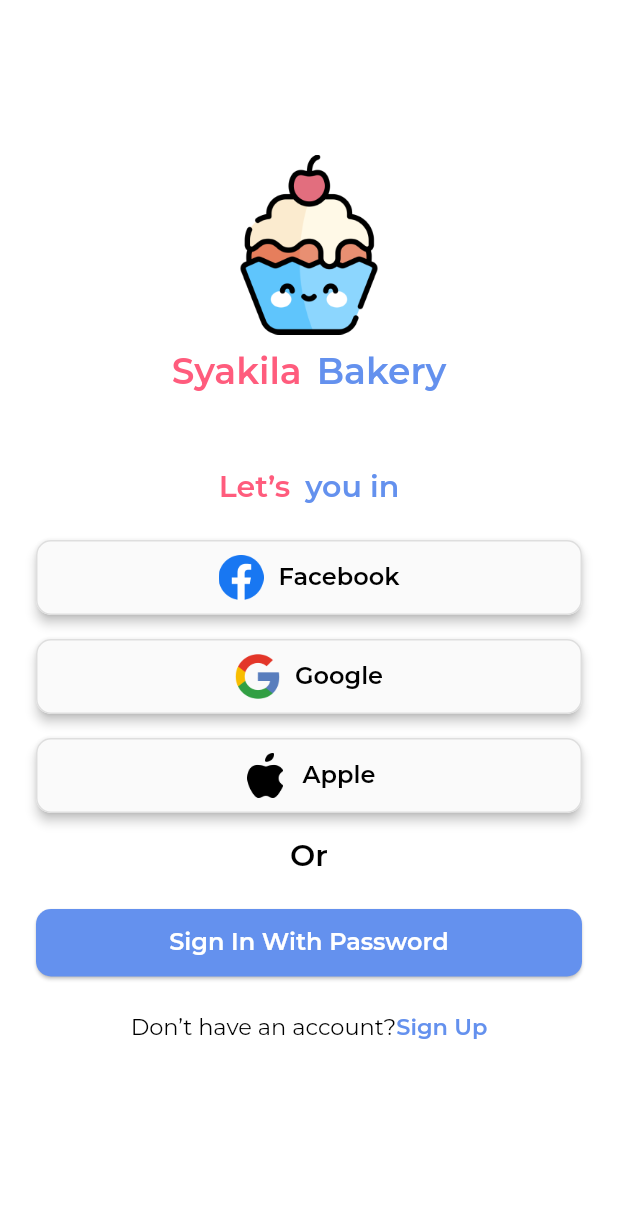
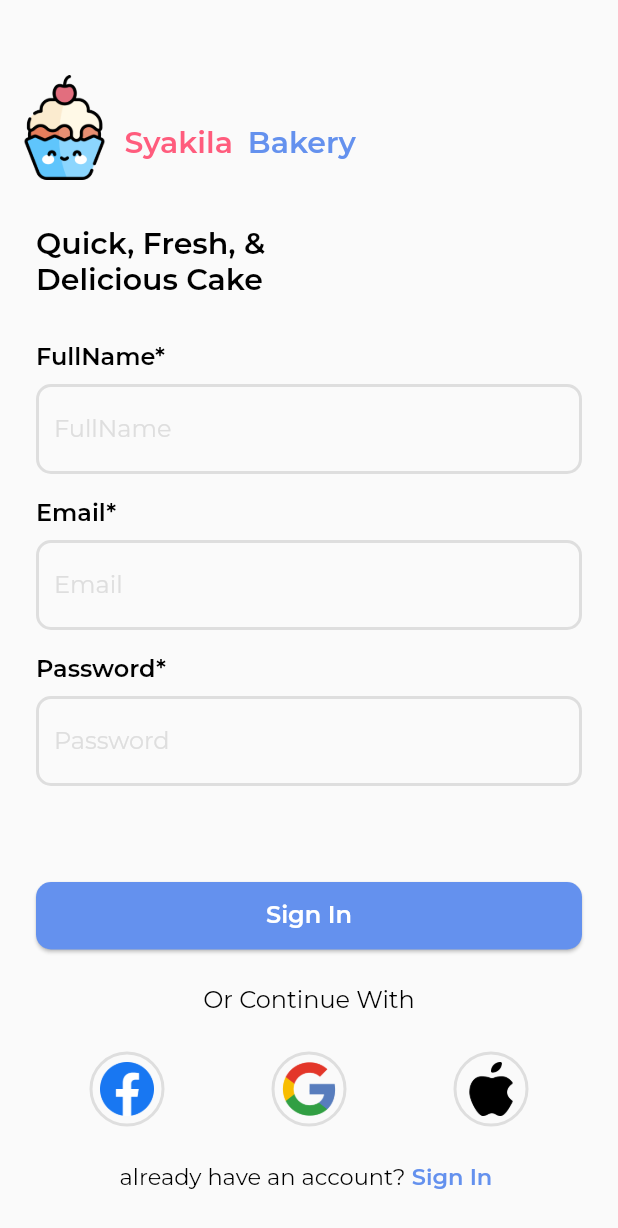
Before and after one commit to farabie/flutter_eve_Muhammad_Farabie, a Flutter app: the screen it shows after launch, after a tap on "Sign Up", on a phone screen of 412 x 824 dp. Shown: the top 1228 px of the screen. Run offline on Flutter 3.47's test engine with Material 2 defaults, Android fonts, the light colour scheme and no system bars; our stand-ins replace google_fonts.

Commit message:
Sign In + Login Sosmed + Sign Up UI

```diff
--- a/lib/shared/theme.dart
+++ b/lib/shared/theme.dart
@@ -6,6 +6,7 @@ Color mainColor = const Color(0xff6491EE);
 Color backgroundColor = const Color(0xffD4E3F7);
 Color blackColor = const Color(0xff000000);
 Color whiteColor = const Color(0xffFFFFFF);
+Color greyColor = const Color(0xffDEDEDE);
 Color accentColor1 = const Color(0xffFF5C7D);
 Color accentColor2 = const Color(0xffDEDEDE);
 
@@ -17,3 +18,7 @@ TextStyle blueTextFont = GoogleFonts.montserrat()
     .copyWith(color: mainColor, fontWeight: FontWeight.w600);
 TextStyle redTextFont = GoogleFonts.montserrat()
     .copyWith(color: accentColor1, fontWeight: FontWeight.w600);
+TextStyle greyTextFont = GoogleFonts.montserrat().copyWith(
+  color: greyColor,
+  fontWeight: FontWeight.w400,
+);
--- a/lib/ui/pages/login_sosmed_page.dart
+++ b/lib/ui/pages/login_sosmed_page.dart
@@ -119,7 +119,14 @@ class LoginSosmedPage extends StatelessWidget {
                           fontSize: 15, fontWeight: FontWeight.w400),
                     ),
                     GestureDetector(
-                      onTap: () {},
+                      onTap: () {
+                        Navigator.push(
+                          context,
+                          MaterialPageRoute(
+                            builder: (context) => const SignUpPage(),
+                          ),
+                        );
+                      },
                       child: Text(
                         "Sign Up",
                         style: blueTextFont.copyWith(
--- a/lib/ui/pages/pages.dart
+++ b/lib/ui/pages/pages.dart
@@ -5,3 +5,5 @@ import 'package:syakila_bakery_application/ui/widgets/widgets.dart';
 
 part 'splash_page.dart';
 part 'login_sosmed_page.dart';
+part 'sign_up_page.dart';
+part 'sign_in_page.dart';
--- /dev/null
+++ b/lib/ui/pages/sign_up_page.dart
@@ -0,0 +1,178 @@
+part of 'pages.dart';
+
+class SignUpPage extends StatelessWidget {
+  const SignUpPage({super.key});
+
+  @override
+  Widget build(BuildContext context) {
+    TextEditingController emailController = TextEditingController();
+    TextEditingController fullNameController = TextEditingController();
+    TextEditingController passwordController = TextEditingController();
+    return Scaffold(
+      body: SafeArea(
+        child: ListView(
+          scrollDirection: Axis.vertical,
+          children: <Widget>[
+            Column(
+              mainAxisAlignment: MainAxisAlignment.start,
+              crossAxisAlignment: CrossAxisAlignment.start,
+              children: [
+                Padding(
+                  padding: const EdgeInsets.only(
+                    top: 50,
+                    left: 8,
+                  ),
+                  child: SizedBox(
+                    height: 70,
+                    child: Row(
+                      mainAxisAlignment: MainAxisAlignment.start,
+                      children: <Widget>[
+                        Image.asset("assets/logo.png"),
+                        const SizedBox(
+                          width: 5,
+                        ),
+                        Padding(
+                          padding: const EdgeInsets.only(top: 20),
+                          child: Row(
+                            mainAxisAlignment: MainAxisAlignment.start,
+                            crossAxisAlignment: CrossAxisAlignment.start,
+                            children: <Widget>[
+                              Text(
+                                "Syakila",
+                                style: redTextFont.copyWith(
+                                  fontSize: 20,
+                                ),
+                              ),
+                              const SizedBox(
+                                width: 10,
+                              ),
+                              Text(
+                                "Bakery",
+                                style: blueTextFont.copyWith(
+                                  fontSize: 20,
+                                ),
+                              ),
+                            ],
+                          ),
+                        ),
+                      ],
+                    ),
+                  ),
+                ),
+                Padding(
+                  padding: const EdgeInsets.only(
+                    left: defaultMargin,
+                    right: defaultMargin,
+                    top: 30,
+                  ),
+                  child: Column(
+                    crossAxisAlignment: CrossAxisAlignment.start,
+                    mainAxisAlignment: MainAxisAlignment.start,
+                    children: <Widget>[
+                      Text(
+                        "Quick, Fresh, &\nDelicious Cake ",
+                        style: blackTextFont.copyWith(
+                          fontSize: 20,
+                        ),
+                      ),
+                      const SizedBox(
+                        height: 30,
+                      ),
+                      CustomTextField(
+                        nameTextField: "FullName*",
+                        hintText: "FullName",
+                        controller: fullNameController,
+                        isPassword: false,
+                      ),
+                      const SizedBox(
+                        height: 16,
+                      ),
+                      CustomTextField(
+                        nameTextField: "Email*",
+                        hintText: "Email",
+                        controller: emailController,
+                        isPassword: false,
+                      ),
+                      const SizedBox(
+                        height: 16,
+                      ),
+                      CustomTextField(
+                        nameTextField: "Password*",
+                        hintText: "Password",
+                        controller: passwordController,
+                        isPassword: true,
+                      ),
+                      const SizedBox(
+                        height: 64,
+                      ),
+                      CustomButton(nameButton: "Sign In", onTap: () {}),
+                      const SizedBox(
+                        height: defaultMargin,
+                      ),
+                      Center(
+                        child: Text(
+                          "Or Continue With",
+                          style: blackTextFont.copyWith(
+                            fontSize: 16,
+                            fontWeight: FontWeight.w400,
+                          ),
+                        ),
+                      ),
+                      const SizedBox(
+                        height: defaultMargin,
+                      ),
+                      Row(
+                        mainAxisAlignment: MainAxisAlignment.spaceAround,
+                        children: <Widget>[
+                          CustomCircleSosmed(
+                            imageAsset: "assets/logo_facebook.png",
+                          ),
+                          CustomCircleSosmed(
+                            imageAsset: "assets/logo_google.png",
+                          ),
+                          CustomCircleSosmed(
+                            imageAsset: "assets/logo_apple.png",
+                          ),
+                        ],
+                      ),
+                      const SizedBox(
+                        height: defaultMargin,
+                      ),
+                      Row(
+                        mainAxisAlignment: MainAxisAlignment.center,
+                        children: <Widget>[
+                          Text(
+                            "already have an account?",
+                            style: blackTextFont.copyWith(
+                                fontSize: 15, fontWeight: FontWeight.w400),
+                          ),
+                          GestureDetector(
+                            onTap: () {
+                              Navigator.push(
+                                context,
+                                MaterialPageRoute(
+                                  builder: (context) => const SignInPage(),
+                                ),
+                              );
+                            },
+                            child: Text(
+                              " Sign In ",
+                              style: blueTextFont.copyWith(
+                                fontSize: 15,
+                                fontWeight: FontWeight.w600,
+                              ),
+                            ),
+                          )
+                        ],
+                      ),
+                    ],
+                  ),
+                )
+              ],
+            )
+          ],
+        ),
+      ),
+    );
+  }
+}
--- a/lib/ui/widgets/custom_button_widget.dart
+++ b/lib/ui/widgets/custom_button_widget.dart
@@ -21,7 +21,7 @@ class CustomButton extends StatelessWidget {
         child: InkWell(
           onTap: onTap,
           borderRadius: BorderRadius.circular(10),
-          splashColor: backgroundColor,
+          splashColor: Colors.lightBlue[400],
           child: Center(
               child: Text(
             nameButton,
--- /dev/null
+++ b/lib/ui/widgets/custom_circle_sosmed.dart
@@ -0,0 +1,28 @@
+part of 'widgets.dart';
+
+class CustomCircleSosmed extends StatelessWidget {
+  final String imageAsset;
+  const CustomCircleSosmed({
+    super.key,
+    required this.imageAsset,
+  });
+
+  @override
+  Widget build(BuildContext context) {
+    return Container(
+      width: 50,
+      height: 50,
+      padding: const EdgeInsets.all(5),
+      decoration: BoxDecoration(
+        shape: BoxShape.circle,
+        border: Border.all(color: greyColor, width: 2),
+      ),
+      child: SizedBox(
+        height: 30,
+        child: Image.asset(
+          imageAsset,
+        ),
+      ),
+    );
+  }
+}
--- /dev/null
+++ b/lib/ui/widgets/custom_textfield_widget.dart
@@ -0,0 +1,55 @@
+part of 'widgets.dart';
+
+class CustomTextField extends StatelessWidget {
+  final String nameTextField;
+  final String hintText;
+  final TextEditingController controller;
+  final bool isPassword;
+  const CustomTextField({
+    super.key,
+    required this.nameTextField,
+    required this.hintText,
+    required this.controller,
+    required this.isPassword,
+  });
+
+  @override
+  Widget build(BuildContext context) {
+    return Column(
+      mainAxisAlignment: MainAxisAlignment.start,
+      crossAxisAlignment: CrossAxisAlignment.start,
+      children: <Widget>[
+        Text(
+          nameTextField,
+          style: blackTextFont.copyWith(
+            fontSize: 16,
+            fontWeight: FontWeight.w600,
+          ),
+        ),
+        const SizedBox(
+          height: 8,
+        ),
+        TextField(
+          controller: controller,
+          decoration: InputDecoration(
+            enabledBorder: OutlineInputBorder(
+                borderRadius: BorderRadius.circular(10),
+                borderSide: BorderSide(
+                  color: greyColor,
+                  width: 2,
+                )),
+            focusedBorder: OutlineInputBorder(
+              borderRadius: BorderRadius.circular(10),
+              borderSide: BorderSide(
+                color: mainColor,
+              ),
+            ),
+            hintText: hintText,
+            hintStyle: greyTextFont,
+          ),
+          obscureText: isPassword,
+        ),
+      ],
+    );
+  }
+}
--- a/lib/ui/widgets/widgets.dart
+++ b/lib/ui/widgets/widgets.dart
@@ -3,3 +3,5 @@ import 'package:syakila_bakery_application/shared/shared.dart';
 
 part 'custom_sosmed_widget.dart';
 part 'custom_button_widget.dart';
+part 'custom_textfield_widget.dart';
+part 'custom_circle_sosmed.dart';
```
Also changed, not shown: lib/ui/pages/sign_in_page.dart (added, +169 -0 lines).
